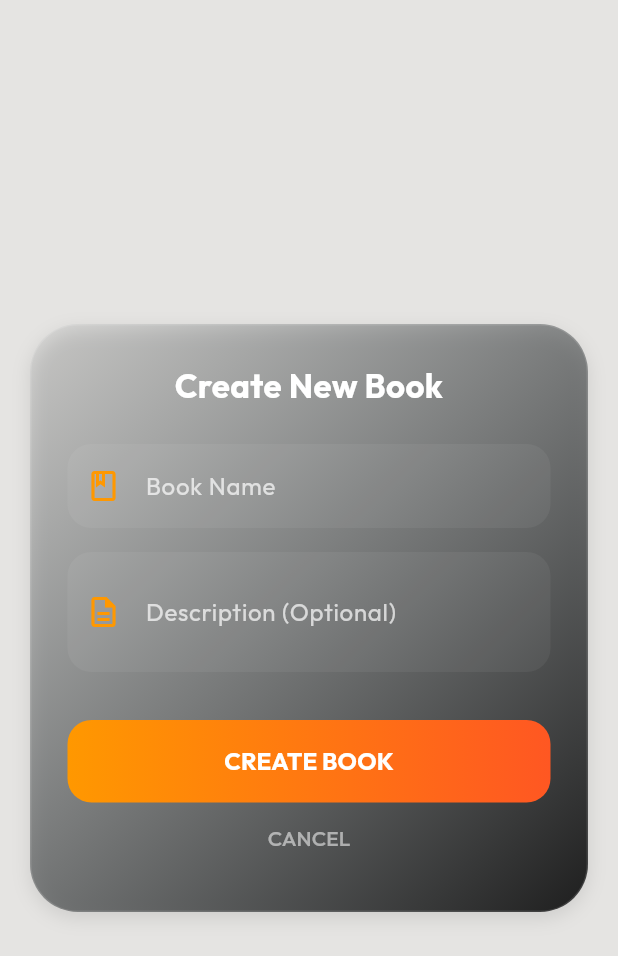
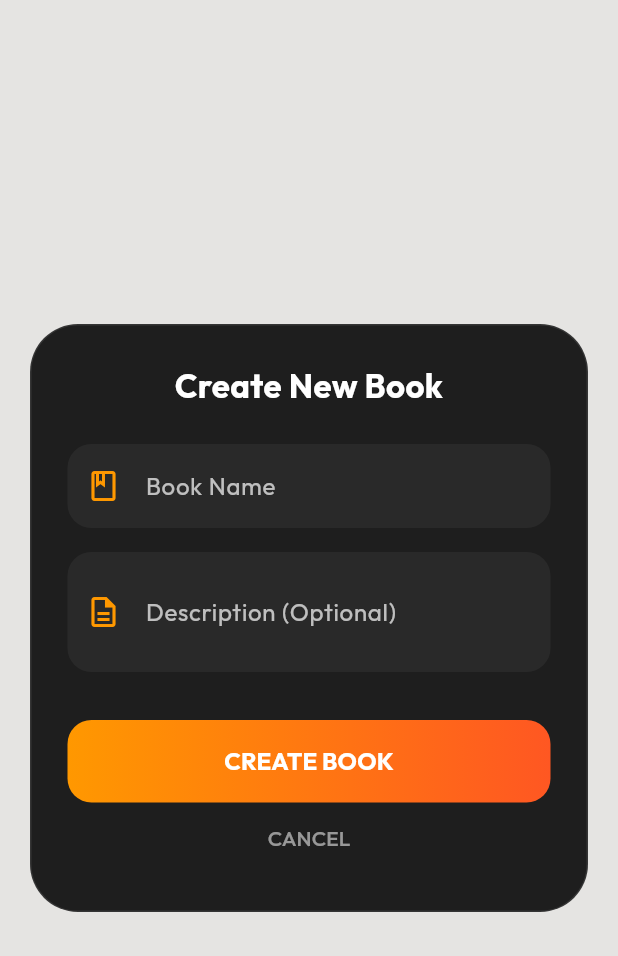
Before and after one commit to tanvir14ahmed/mycashbook_android, a Flutter app: the AddBookDialog widget shown alone on an empty page, opened directly, on a phone screen of 412 x 824 dp. Shown: the top 956 px of the screen. Run offline on Flutter 3.47's test engine with Material 3 defaults, Android fonts, the phone set to English and light mode, and no system bars; our stand-ins replace dio, flutter_local_notifications, flutter_secure_storage, flutter_spinkit, flutter_timezone, fluttertoast and 6 more; missing offline and left inert: flutter_displaymode; accounts and stored records are empty; network calls fail.

Commit message:
Removed glass effect from Add Book and Send Money popups. Solid 100% opaque backgrounds. Bumped version to 1.0.3+9.

```diff
--- a/lib/widgets/add_book_dialog.dart
+++ b/lib/widgets/add_book_dialog.dart
@@ -20,11 +20,12 @@ class _AddBookDialogState extends State<AddBookDialog> {
     return Dialog(
       backgroundColor: Colors.transparent,
       insetPadding: const EdgeInsets.symmetric(horizontal: 20, vertical: 24),
-      child: GlassContainer(
-        opacity: 1.0,
-        baseColor: const Color(0xFF1E1E1E),
-        gradientColors: const [Color(0xFF2C3539), Color(0xFF1E1E1E)],
-        borderRadius: 32,
+      child: Container(
+        decoration: BoxDecoration(
+          color: const Color(0xFF1E1E1E),
+          borderRadius: BorderRadius.circular(32),
+          border: Border.all(color: Colors.white.withOpacity(0.1), width: 1),
+        ),
         padding: const EdgeInsets.all(24),
         child: TweenAnimationBuilder<double>(
           tween: Tween(begin: 0.0, end: 1.0),
--- a/pubspec.yaml
+++ b/pubspec.yaml
@@ -16,7 +16,7 @@ publish_to: 'none' # Remove this line if you wish to publish to pub.dev
 # https://developer.apple.com/library/archive/documentation/General/Reference/InfoPlistKeyReference/Articles/CoreFoundationKeys.html
 # In Windows, build-name is used as the major, minor, and patch parts
 # of the product and file versions while build-number is used as the build suffix.
-version: 1.0.3+8
+version: 1.0.3+9
 
 environment:
   sdk: ^3.11.0
```
Also changed, not shown: lib/widgets/send_money_modal.dart (+18 -15 lines).
